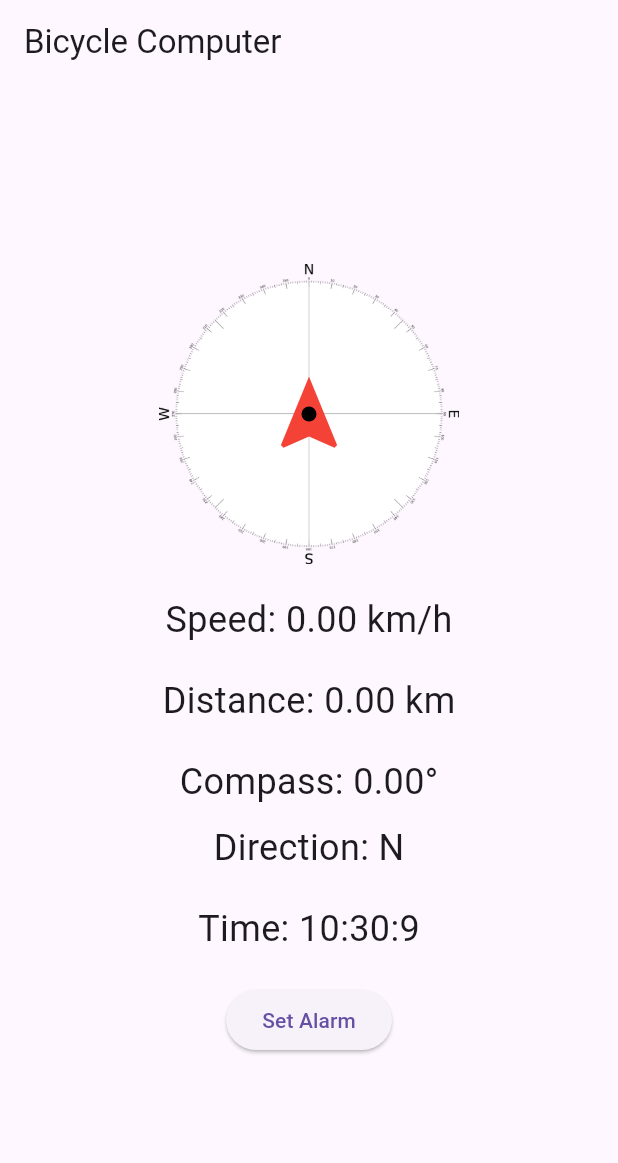
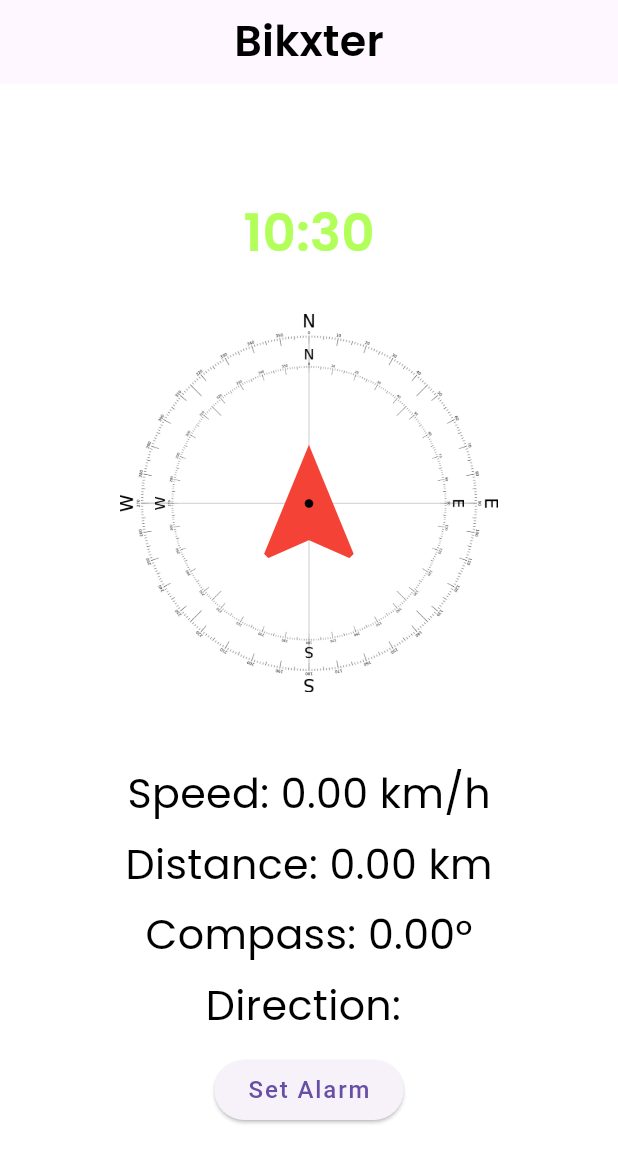
Before and after one commit to nishtechs/BicycleInfoCluster, a Flutter app: the screen it shows after launch, after a tap on "Set Alarm", on a phone screen of 412 x 824 dp. Shown: the top 1163 px of the screen. Run offline on Flutter 3.47's test engine with Material 3 defaults, Android fonts, the light colour scheme and no system bars; our stand-ins replace flutter_compass, flutter_screenutil, geolocator, google_fonts.

Commit message:
compass working tested

```diff
--- a/lib/main.dart
+++ b/lib/main.dart
@@ -1,8 +1,11 @@
 import 'package:flutter/material.dart';
 import 'package:flutter_compass/flutter_compass.dart';
+import 'package:flutter_screenutil/flutter_screenutil.dart';
 import 'package:geolocator/geolocator.dart';
-import 'package:flutter_local_notifications/flutter_local_notifications.dart';
+// import 'package:flutter_local_notifications/flutter_local_notifications.dart';
 import 'dart:math';
+
+import 'package:google_fonts/google_fonts.dart';
 
 void main() {
   runApp(MyApp());
@@ -11,6 +14,31 @@
 class MyApp extends StatelessWidget {
   @override
   Widget build(BuildContext context) {
+    return ScreenUtilInit(
+      designSize: const Size(360, 690),
+      minTextAdapt: true,
+      splitScreenMode: true,
+      // Use builder only if you need to use library outside ScreenUtilInit context
+      builder: (_, child) {
+        return MaterialApp(
+          debugShowCheckedModeBanner: false,
+          // You can use the library anywhere in the app even in theme
+          theme: ThemeData(
+            primarySwatch: Colors.deepPurple,
+            textTheme: Typography.englishLike2018.apply(fontSizeFactor: 1.sp),
+          ),
+          home: child,
+        );
+      },
+      child: const BicycleComputerScreen(),
+    );
+
+/*    return ScreenUtilInit(
+        designSize: const Size(360, 690),
+        minTextAdapt: true,
+        splitScreenMode: true,
+        // Use builder only if you need to use library outside ScreenUtilInit context
+        builder: (_, child) {
           return MaterialApp(
             debugShowCheckedModeBanner: false,
             title: 'Bicycle Computer',
@@ -19,10 +47,15 @@
             ),
             home: BicycleComputerScreen(),
           );
+        },
+      child
+        );*/
   }
 }
 
 class BicycleComputerScreen extends StatefulWidget {
+  const BicycleComputerScreen({super.key});
+
   @override
   _BicycleComputerScreenState createState() => _BicycleComputerScreenState();
 }
@@ -31,9 +64,9 @@
   double _speed = 0.0;
   double _distance = 0.0;
   double _heading = 0.0;
-  String _direction = 'N';
+  String _direction = '';
   DateTime _currentTime = DateTime.now();
-  FlutterLocalNotificationsPlugin flutterLocalNotificationsPlugin = FlutterLocalNotificationsPlugin();
+  // FlutterLocalNotificationsPlugin flutterLocalNotificationsPlugin = FlutterLocalNotificationsPlugin();
 
   @override
   void initState() {
@@ -67,20 +100,20 @@
   }
 
   void _initNotifications() {
-    var initializationSettingsAndroid = AndroidInitializationSettings('@mipmap/ic_launcher');
+/*    var initializationSettingsAndroid = const AndroidInitializationSettings('@mipmap/ic_launcher');
     var initializationSettings = InitializationSettings(android: initializationSettingsAndroid);
-    flutterLocalNotificationsPlugin.initialize(initializationSettings);
+    flutterLocalNotificationsPlugin.initialize(initializationSettings);*/
   }
 
   void _updateTime() {
     setState(() {
       _currentTime = DateTime.now();
     });
-    Future.delayed(Duration(seconds: 1), _updateTime);
+    Future.delayed(const Duration(seconds: 1), _updateTime);
   }
 
   void _setAlarm() async {
-    var androidPlatformChannelSpecifics = const AndroidNotificationDetails(
+  /*  var androidPlatformChannelSpecifics = const AndroidNotificationDetails(
       'alarm_channel',
       'Alarm Channel',
       importance: Importance.max,
@@ -92,7 +125,7 @@
       'Alarm',
       'Time to take a break!',
       platformChannelSpecifics,
-    );
+    );*/
   }
 
   String _getDirection(double heading) {
@@ -122,46 +155,67 @@
   @override
   Widget build(BuildContext context) {
     return Scaffold(
+      backgroundColor: Colors.white,
       appBar: AppBar(
-        title: Text('Bicycle Computer'),
+        centerTitle: true,
+        title: Text(
+          'Bikxter',
+          style: GoogleFonts.poppins(fontSize: 25.sp, fontWeight: FontWeight.w600, fontFeatures: [FontFeature.alternativeFractions()], color: Colors.black),
+        ),
       ),
       body: Center(
         child: SingleChildScrollView(
           child: Padding(
-            padding: const EdgeInsets.all(16.0),
+            padding: EdgeInsets.all(16.w),
             child: Column(
               mainAxisAlignment: MainAxisAlignment.center,
               children: [
+                Text('${_currentTime.hour}:${_currentTime.minute}', style: GoogleFonts.poppins(fontSize: 30.sp, fontWeight: FontWeight.w600, color: Colors.lightGreenAccent)),
+                SizedBox(
+                  height: 5.h,
+                ),
                 // Compass UI with Rotating Circle
-                Container(
-                  width: 200,
-                  height: 200,
+                SizedBox(
+                  width: 250.w,
+                  height: 250.h,
                   child: Stack(
                     alignment: Alignment.center,
                     children: [
                       // Rotating Compass Background
+
+                      Transform.rotate(
+                        angle: _heading * (pi / 180), // Convert degrees to radians
+                        child: Image.asset(
+                          'assets/compass.png', // Add a compass image with N, NE, E, etc.
+                          width: 220.w,
+                          height: 220.h,
+                          fit: BoxFit.contain,
+                        ),
+                      ),
+
+
                       Transform.rotate(
                         angle: _heading * (pi / -180), // Convert degrees to radians
                         child: Image.asset(
                           'assets/compass.png', // Add a compass image with N, NE, E, etc.
-                          width: 200,
-                          height: 200,
-                          fit: BoxFit.cover,
+                          width: 180.w,
+                          height: 180.h,
+                          fit: BoxFit.contain,
                         ),
                       ),
 
                       // Static Arrow (Fixed)
                       Icon(
                         Icons.navigation,
-                        size: 60,
+                        size: 80.h,
                         color: Colors.red,
                       ),
 
                       // Center Dot
                       Container(
-                        width: 10,
-                        height: 10,
-                        decoration: BoxDecoration(
+                        width: 5.w,
+                        height: 5.w,
+                        decoration: const BoxDecoration(
                           shape: BoxShape.circle,
                           color: Colors.black,
                         ),
@@ -169,25 +223,24 @@
                     ],
                   ),
                 ),
-                SizedBox(height: 20),
+                SizedBox(height: 20.h),
                 // Speedometer
-                Text('Speed: ${_speed.toStringAsFixed(2)} km/h', style: TextStyle(fontSize: 24)),
-                SizedBox(height: 20),
+                Text('Speed: ${_speed.toStringAsFixed(2)} km/h', style: GoogleFonts.poppins(fontSize: 24.sp, color: Colors.black)),
+                SizedBox(height: 5.h),
                 // ODO Meter
-                Text('Distance: ${_distance.toStringAsFixed(2)} km', style: TextStyle(fontSize: 24)),
-                SizedBox(height: 20),
+                Text('Distance: ${_distance.toStringAsFixed(2)} km', style: GoogleFonts.poppins(fontSize: 24.sp, color: Colors.black)),
+                SizedBox(height: 5.h),
                 // Compass Heading and Direction
-                Text('Compass: ${_heading.toStringAsFixed(2)}°', style: TextStyle(fontSize: 24)),
-                SizedBox(height: 10),
-                Text('Direction: $_direction', style: TextStyle(fontSize: 24)),
-                SizedBox(height: 20),
+                Text('Compass: ${_heading.toStringAsFixed(2)}°', style: GoogleFonts.poppins(fontSize: 24.sp, color: Colors.black)),
+                SizedBox(height: 5.h),
+                Text('Direction: $_direction', style: GoogleFonts.poppins(fontSize: 24.sp, color: Colors.black)),
+                SizedBox(height: 5.h),
                 // Current Time
-                Text('Time: ${_currentTime.hour}:${_currentTime.minute}:${_currentTime.second}', style: TextStyle(fontSize: 24)),
-                SizedBox(height: 20),
+                SizedBox(height: 5.h),
                 // Alarm Button
                 ElevatedButton(
                   onPressed: _setAlarm,
-                  child: Text('Set Alarm'),
+                  child: const Text('Set Alarm'),
                 ),
               ],
             ),
--- a/pubspec.yaml
+++ b/pubspec.yaml
@@ -37,9 +37,11 @@
   cupertino_icons: ^1.0.8
   geolocator: ^13.0.2
   flutter_compass: ^0.8.1
-  flutter_local_notifications: ^18.0.1
+#  flutter_local_notifications: ^18.0.1
   flutter_bloc: ^9.0.0
   wakelock_plus: ^1.2.10
+  flutter_screenutil: ^5.9.3
+  google_fonts: ^6.2.1
 
 dev_dependencies:
   flutter_test:
@@ -65,7 +67,7 @@
 
   # To add assets to your application, add an assets section, like this:
   assets:
-     - assets/
+    - assets/
   #   - images/a_dot_ham.jpeg
 
   # An image asset can refer to one or more resolution-specific "variants", see
```
Also changed, not shown: assets/compass2.png (added), pubspec.lock, 252 other files. Lines whose indentation alone changed are shown as unchanged.
